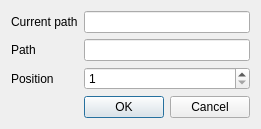
Qt form src/views/ui_files/security_account_dialog.ui (JakubFranek/Kapytal) before a commit.
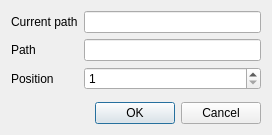
The same form after that commit.

Commit message:
Refactor many UI classes, add CurrencyForm classes
Add AccountTree class, which is a QTreeView child class containing
signals and actions related to the view.
Refactor AccountTreePresenter to now accept AccountTree as parameter
instead of MainView.
Simplify MainView class significantly.
Add CurrencyForm class and presenter.
Make AccountGroupDialog and SecurityAccountDialog resizeable.

```diff
--- a/src/views/ui_files/security_account_dialog.ui
+++ b/src/views/ui_files/security_account_dialog.ui
@@ -2,12 +2,15 @@
 <ui version="4.0">
  <class>SecurityAccountDialog</class>
  <widget class="QDialog" name="SecurityAccountDialog">
+  <property name="windowModality">
+   <enum>Qt::WindowModal</enum>
+  </property>
   <property name="geometry">
    <rect>
     <x>0</x>
     <y>0</y>
     <width>272</width>
-    <height>151</height>
+    <height>135</height>
    </rect>
   </property>
   <property name="sizePolicy">
@@ -22,38 +25,40 @@
   <property name="locale">
    <locale language="English" country="UnitedKingdom"/>
   </property>
-  <layout class="QFormLayout" name="formLayout">
+  <layout class="QVBoxLayout" name="verticalLayout">
    <property name="sizeConstraint">
-    <enum>QLayout::SetFixedSize</enum>
+    <enum>QLayout::SetDefaultConstraint</enum>
    </property>
-   <item row="2" column="0">
+   <item>
+    <layout class="QFormLayout" name="formLayout">
+     <item row="0" column="0">
+      <widget class="QLabel" name="currentPathLabel">
+       <property name="text">
+        <string>Current path</string>
+       </property>
+      </widget>
+     </item>
+     <item row="0" column="1">
+      <widget class="QLineEdit" name="currentPathLineEdit"/>
+     </item>
+     <item row="1" column="0">
     <widget class="QLabel" name="pathLabel">
      <property name="text">
       <string>Path</string>
      </property>
     </widget>
    </item>
-   <item row="2" column="1">
+     <item row="1" column="1">
     <widget class="QLineEdit" name="pathLineEdit"/>
    </item>
-   <item row="3" column="0">
+     <item row="2" column="0">
     <widget class="QLabel" name="positionLabel">
      <property name="text">
       <string>Position</string>
      </property>
     </widget>
    </item>
-   <item row="4" column="1">
-    <widget class="QDialogButtonBox" name="buttonBox">
-     <property name="orientation">
-      <enum>Qt::Horizontal</enum>
-     </property>
-     <property name="standardButtons">
-      <set>QDialogButtonBox::Cancel|QDialogButtonBox::Ok</set>
-     </property>
-    </widget>
-   </item>
-   <item row="3" column="1">
+     <item row="2" column="1">
     <widget class="QSpinBox" name="positionSpinBox">
      <property name="alignment">
       <set>Qt::AlignLeading|Qt::AlignLeft|Qt::AlignVCenter</set>
@@ -63,16 +68,15 @@
      </property>
     </widget>
    </item>
-   <item row="1" column="0">
-    <widget class="QLabel" name="currentPathLabel">
-     <property name="text">
-      <string>Current path</string>
+    </layout>
+   </item>
+   <item>
+    <widget class="QDialogButtonBox" name="buttonBox">
+     <property name="standardButtons">
+      <set>QDialogButtonBox::Cancel|QDialogButtonBox::Ok</set>
      </property>
     </widget>
    </item>
-   <item row="1" column="1">
-    <widget class="QLineEdit" name="currentPathLineEdit"/>
-   </item>
   </layout>
  </widget>
  <resources/>
```
Left out of the diff: 35 changed lines with no effect on the pictures. Lines whose indentation alone changed are shown as unchanged. The commit also changes 19 other files.
